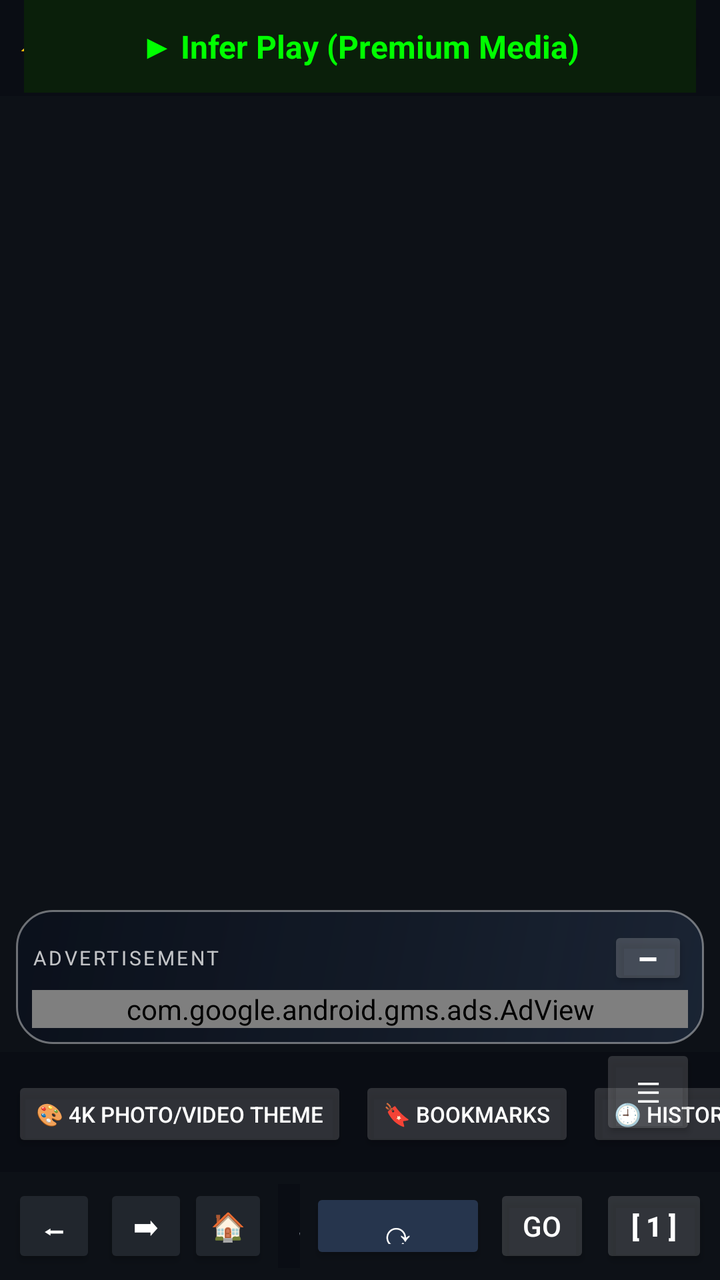
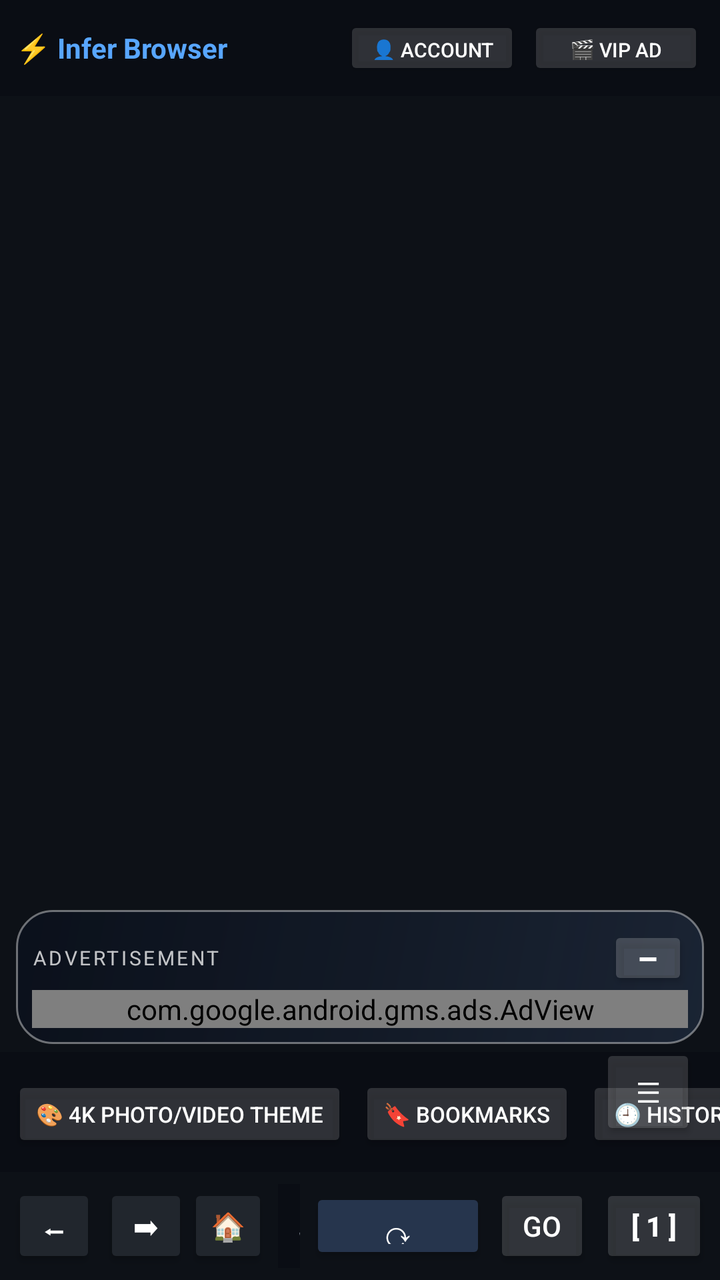

Screens rendered from an Android XML layout before and after an edit, with the pre-edit source and the edit as a unified diff.
<!-- AndroidManifest.xml: application theme Theme.AppCompat.DayNight.NoActionBar -->
<!-- res/layout/activity_main.xml -->
<FrameLayout xmlns:android="http://schemas.android.com/apk/res/android"
    xmlns:ads="http://schemas.android.com/apk/res-auto"
    android:layout_width="match_parent"
    android:layout_height="match_parent">
<LinearLayout
    android:id="@+id/browserRoot"
    android:layout_width="match_parent"
    android:layout_height="match_parent"
    android:orientation="vertical"
    android:background="#0D1117">

    

    <LinearLayout
        android:id="@+id/topBar"
        android:layout_width="match_parent"
        android:layout_height="wrap_content"
        android:background="#0A0D14"
        android:padding="8dp"
        android:gravity="center_vertical">
        <TextView
            android:id="@+id/tvBrand"
            android:layout_width="0dp"
            android:layout_height="wrap_content"
            android:layout_weight="1"
            android:text="⚡ Infer Browser"
            android:textColor="#58A6FF"
            android:textStyle="bold"
            android:textSize="14sp" />
        <Button
            android:id="@+id/btnAdminPanel"
            android:layout_width="wrap_content"
            android:layout_height="32dp"
            android:text="⚙️ Admin"
            android:textSize="10sp"
            android:textColor="#161B22"
            android:backgroundTint="#26FFFFFF"
            android:layout_marginEnd="4dp"
            android:visibility="gone" />
        <Button
            android:id="@+id/btnLogin"
            android:layout_width="wrap_content"
            android:layout_height="32dp"
            android:text="👤 Account"
            android:textSize="10sp"
            android:textColor="#FFFFFF"
            android:backgroundTint="#26FFFFFF"
            android:layout_marginEnd="4dp" />
        <Button
            android:id="@+id/btnVipAd"
            android:layout_width="wrap_content"
            android:layout_height="32dp"
            android:text="🎬 VIP Ad"
            android:textSize="10sp"
            android:textColor="#FFFFFF"
            android:backgroundTint="#26FFFFFF" />
    </LinearLayout>

    <LinearLayout
        android:id="@+id/miniPlayerBar"
        android:layout_width="match_parent"
        android:layout_height="wrap_content"
        android:background="@drawable/novax_glass_surface"
        android:padding="7dp"
        android:layout_margin="6dp"
        android:gravity="center_vertical"
        android:elevation="8dp"
        android:visibility="gone">
        <TextView
            android:id="@+id/tvMiniPlayerTitle"
            android:layout_width="0dp"
            android:layout_height="wrap_content"
            android:layout_weight="1"
            android:text="🎵 Playing in Background..."
            android:textColor="#FFFFFF"
            android:textSize="12sp"
            android:singleLine="true"
            android:ellipsize="marquee"
            android:textStyle="bold" />
        <Button
            android:id="@+id/btnMiniPrevious"
            android:layout_width="36dp"
            android:layout_height="32dp"
            android:text="⏪"
            android:backgroundTint="#55FFFFFF"
            android:textColor="#FFFFFF" />
        <Button
            android:id="@+id/btnMiniNext"
            android:layout_width="36dp"
            android:layout_height="32dp"
            android:layout_marginStart="2dp"
            android:text="⏩"
            android:backgroundTint="#55FFFFFF"
            android:textColor="#FFFFFF" />
        <Button
            android:id="@+id/btnMiniPlayPause"
            android:layout_width="68dp"
            android:layout_height="32dp"
            android:text="⏯️ Play"
            android:textSize="10sp"
            android:backgroundTint="#55FFFFFF"
            android:textColor="#FFFFFF" />
        <Button
            android:id="@+id/btnMiniClose"
            android:layout_width="36dp"
            android:layout_height="32dp"
            android:layout_marginStart="4dp"
            android:text="✖"
            android:textSize="10sp"
            android:backgroundTint="#66DA3633"
            android:textColor="#FFFFFF" />
    </LinearLayout>

    <ProgressBar
        android:id="@+id/progressBar"
        style="?android:attr/progressBarStyleHorizontal"
        android:layout_width="match_parent"
        android:layout_height="3dp"
        android:visibility="gone" />

    <FrameLayout
        android:id="@+id/webContainer"
        android:layout_width="match_parent"
        android:layout_height="0dp"
        android:layout_weight="1" />

    <LinearLayout
        android:id="@+id/adCardContainer"
        android:layout_width="match_parent"
        android:layout_height="wrap_content"
        android:layout_marginStart="8dp"
        android:layout_marginEnd="8dp"
        android:layout_marginTop="4dp"
        android:layout_marginBottom="4dp"
        android:orientation="vertical"
        android:background="@drawable/novax_liquid_glass"
        android:padding="8dp">

        <LinearLayout
            android:layout_width="match_parent"
            android:layout_height="32dp"
            android:gravity="center_vertical"
            android:orientation="horizontal">

            <TextView
                android:layout_width="0dp"
                android:layout_height="wrap_content"
                android:layout_weight="1"
                android:text="ADVERTISEMENT"
                android:textColor="#BFFFFFFF"
                android:textSize="10sp"
                android:letterSpacing="0.12"
                android:fontFamily="sans" />

            <Button
                android:id="@+id/btnAdCardToggle"
                android:layout_width="40dp"
                android:layout_height="32dp"
                android:minWidth="0dp"
                android:minHeight="0dp"
                android:padding="0dp"
                android:text="−"
                android:textSize="20sp"
                android:textColor="#FFFFFFFF"
                android:backgroundTint="#30FFFFFF"
                android:contentDescription="Minimize advertisement card" />
        </LinearLayout>

        <com.google.android.gms.ads.AdView
            android:id="@+id/adView"
            android:layout_width="match_parent"
            android:layout_height="wrap_content"
            android:background="@android:color/transparent"
            ads:adSize="BANNER"
            ads:adUnitId="ca-app-pub-4314530224755913/3636674783" />

    </LinearLayout>

    <HorizontalScrollView
        android:layout_width="match_parent"
        android:layout_height="wrap_content"
        android:background="#0A0D14"
        android:scrollbars="none">
        <LinearLayout
            android:layout_width="wrap_content"
            android:layout_height="wrap_content"
            android:orientation="horizontal"
            android:padding="6dp">
            <Button
                android:id="@+id/btnWallpaper"
                android:layout_width="wrap_content"
                android:layout_height="38dp"
                android:text="🎨 4K Photo/Video Theme"
                android:textSize="11sp"
                android:layout_marginEnd="6dp"
                android:backgroundTint="#26FFFFFF"
                android:textColor="#FFFFFF" />
            <Button
                android:id="@+id/btnBookmarks"
                android:layout_width="wrap_content"
                android:layout_height="38dp"
                android:text="🔖 Bookmarks"
                android:textSize="11sp"
                android:layout_marginEnd="6dp"
                android:backgroundTint="#26FFFFFF"
                android:textColor="#FFFFFF" />
            <Button
                android:id="@+id/btnHistory"
                android:layout_width="wrap_content"
                android:layout_height="38dp"
                android:text="🕘 History"
                android:textSize="11sp"
                android:layout_marginEnd="6dp"
                android:backgroundTint="#26FFFFFF"
                android:textColor="#FFFFFF" />
            <Button
                android:id="@+id/btnQuickLinks"
                android:layout_width="wrap_content"
                android:layout_height="38dp"
                android:text="🌐 Links"
                android:textSize="11sp"
                android:layout_marginEnd="6dp" />
            <Button
                android:id="@+id/btnClearData"
                android:layout_width="wrap_content"
                android:layout_height="38dp"
                android:text="🗑 Clear"
                android:textSize="11sp"
                android:layout_marginEnd="6dp" />
            <Button
                android:id="@+id/btnDownloads"
                android:layout_width="wrap_content"
                android:layout_height="38dp"
                android:text="📥 Downloads"
                android:textSize="11sp"
                android:layout_marginEnd="6dp" />
            <Button
                android:id="@+id/btnSettings"
                android:layout_width="wrap_content"
                android:layout_height="38dp"
                android:text="⚙ Settings"
                android:textSize="11sp"
                android:layout_marginEnd="6dp" />
        <Button
            android:id="@+id/btnDesktopMode"
            android:layout_width="wrap_content"
            android:layout_height="wrap_content"
            android:text="Desktop Mode" />
        <Button
            android:id="@+id/btnSharePage"
            android:layout_width="wrap_content"
            android:layout_height="wrap_content"
            android:text="Share Page" />
        <Button
            android:id="@+id/btnQrScanner"
            android:layout_width="wrap_content"
            android:layout_height="wrap_content"
            android:text="QR Scanner" />
        <Button
            android:id="@+id/btnRestoreSession"
            android:layout_width="wrap_content"
            android:layout_height="wrap_content"
            android:text="Restore Session" />
        <Button
            android:layout_width="wrap_content"
            android:layout_height="wrap_content"
            android:text="Read Aloud" />
        <Button
            android:id="@+id/btnFindPage"
            android:layout_width="wrap_content"
            android:layout_height="wrap_content"
            android:text="Find in Page" />
        <Button
            android:id="@+id/btnReadingMode"
            android:layout_width="wrap_content"
            android:layout_height="wrap_content"
            android:text="Reading Mode" />
        <Button
            android:id="@+id/btnSearchEngine"
            android:layout_width="wrap_content"
            android:layout_height="wrap_content"
            android:text="Search Engine" />


            <Button
                android:id="@+id/btnIncognito"
                android:layout_width="wrap_content"
                android:layout_height="38dp"
                android:text="🕵 Private"
                android:textSize="11sp"
                android:layout_marginEnd="6dp" />
            <Button
                android:id="@+id/btnPinAudio"
                android:layout_width="wrap_content"
                android:layout_height="38dp"
                android:text="📌 Pin Web"
                android:textSize="11sp"
                android:layout_marginEnd="6dp"
                android:backgroundTint="#21262D"
                android:textColor="#C9D1D9" />
        </LinearLayout>
    </HorizontalScrollView>

    <LinearLayout
        android:layout_width="match_parent"
        android:layout_height="wrap_content"
        android:background="#0D1117"
        android:padding="6dp"
        android:gravity="center_vertical">
        <Button
            android:id="@+id/btnBack"
            android:layout_width="42dp"
            android:layout_height="42dp"
            android:text="⬅"
            android:contentDescription="Back"
            android:backgroundTint="#21262D"
            android:textColor="#FFFFFF" />
        <Button
            android:id="@+id/btnForward"
            android:layout_width="42dp"
            android:layout_height="42dp"
            android:layout_marginStart="4dp"
            android:text="➡"
            android:contentDescription="Forward"
            android:backgroundTint="#21262D"
            android:textColor="#FFFFFF" />
        <Button
            android:id="@+id/btnHome"
            android:layout_width="40dp"
            android:layout_height="42dp"
            android:text="🏠"
            android:backgroundTint="#21262D"
            android:textColor="#FFFFFF" />
        <EditText
            android:id="@+id/etUrl"
            android:layout_width="0dp"
            android:layout_height="42dp"
            android:layout_weight="1"
            android:layout_marginStart="5dp"
            android:layout_marginEnd="5dp"
            android:background="#0A0D14"
            android:hint="Search URL..."
            android:textColorHint="#8B949E"
            android:textColor="#FFFFFF"
            android:paddingStart="10dp"
            android:singleLine="true"
            android:inputType="textUri" />
        <Button
                android:id="@+id/btnRefresh"
                android:layout_width="wrap_content"
                android:layout_height="38dp"
                android:text="⟳"
                android:textSize="18sp"
                android:layout_marginEnd="4dp"
                android:backgroundTint="#26354D"
                android:textColor="#FFFFFF" />
            <Button
            android:id="@+id/btnGo"
            android:layout_width="48dp"
            android:layout_height="42dp"
            android:text="GO"
            android:backgroundTint="#26FFFFFF"
            android:textColor="#FFFFFF" />
        <Button
            android:id="@+id/btnTabs"
            android:layout_width="54dp"
            android:layout_height="42dp"
            android:layout_marginStart="5dp"
            android:text="[ 1 ]"
            android:textStyle="bold"
            android:backgroundTint="#26FFFFFF"
            android:textColor="#FFFFFF" />
    </LinearLayout>

</LinearLayout>

    <LinearLayout android:id="@+id/btnInferPlay" android:layout_width="match_parent" android:layout_height="wrap_content" android:layout_marginHorizontal="12dp" android:layout_marginBottom="80dp" android:background="#0A1F0A" android:padding="12dp" android:gravity="center" android:clickable="true" android:focusable="true"><TextView android:layout_width="wrap_content" android:layout_height="wrap_content" android:text="▶ Infer Play (Premium Media)" android:textColor="#00FF00" android:textStyle="bold" android:textSize="16sp"/></LinearLayout>
<Button
        android:id="@+id/btnUiToggle"
        android:layout_width="48dp"
        android:layout_height="48dp"
        android:text="☰"
        android:contentDescription="Toggle browser bars"
        android:layout_gravity="end|bottom" android:layout_marginBottom="70dp" android:layout_marginEnd="12dp"
        android:elevation="16dp"
        android:backgroundTint="#26FFFFFF"
        android:textColor="#FFFFFF" />
</FrameLayout>
<!-- resources referenced by this layout -->
<resources>
  <!-- drawable novax_glass_surface (drawable) -->
  <?xml version="1.0" encoding="utf-8"?>
  <shape xmlns:android="http://schemas.android.com/apk/res/android">
      <solid android:color="#CC202633" />
      <corners android:radius="18dp" />
      <stroke
          android:width="1dp"
          android:color="#66FFFFFF" />
      <padding
          android:left="4dp"
          android:top="3dp"
          android:right="4dp"
          android:bottom="3dp" />
  </shape>
  <!-- drawable novax_liquid_glass (drawable) -->
  <?xml version="1.0" encoding="utf-8"?>
  <shape xmlns:android="http://schemas.android.com/apk/res/android">
      <corners android:radius="18dp" />
      <gradient
          android:angle="135"
          android:startColor="#D91C2738"
          android:centerColor="#C8131B2A"
          android:endColor="#E60A101B" />
      <stroke
          android:width="1dp"
          android:color="#66FFFFFF" />
  </shape>
</resources>

<!-- the commit's change to res/layout/activity_main.xml (unified diff, before → after) -->
@@ -374,7 +374,6 @@
 
 </LinearLayout>
 
-    <LinearLayout android:id="@+id/btnInferPlay" android:layout_width="match_parent" android:layout_height="wrap_content" android:layout_marginHorizontal="12dp" android:layout_marginBottom="80dp" android:background="#0A1F0A" android:padding="12dp" android:gravity="center" android:clickable="true" android:focusable="true"><TextView android:layout_width="wrap_content" android:layout_height="wrap_content" android:text="▶ Infer Play (Premium Media)" android:textColor="#00FF00" android:textStyle="bold" android:textSize="16sp"/></LinearLayout>
 <Button
         android:id="@+id/btnUiToggle"
         android:layout_width="48dp"
